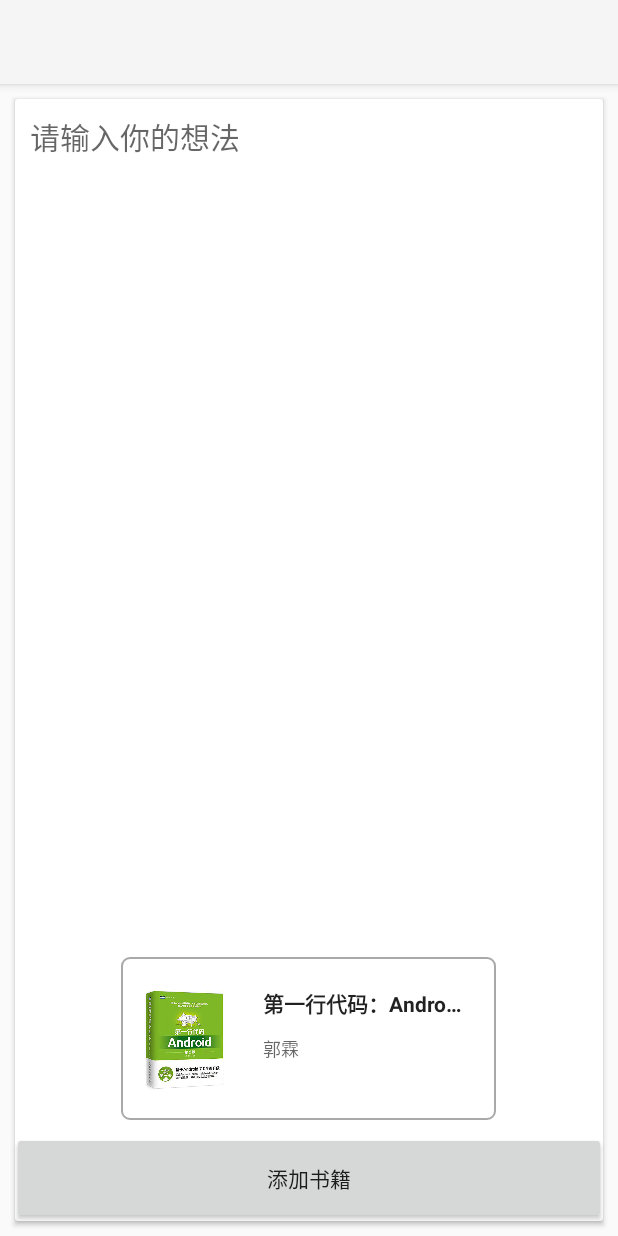
After one commit to xuwenkai357/ShareBookClient, an Android app: the BookDynamicAddActivity screen opened directly, with no data from a screen before it, on a phone screen of 412 x 824 dp. The commit adds this screen. Run offline under Robolectric (Android 15) with nearby library versions, the phone set to English and light mode, and no system bars.

Commit message:
第五次
添加了动态添加页面

```diff
--- a/app/src/main/AndroidManifest.xml
+++ b/app/src/main/AndroidManifest.xml
@@ -47,7 +47,8 @@
         <activity android:name=".ui.activity.BookDetailActivity" />
         <activity android:name=".ui.activity.SearchResultActivity" />
         <activity android:name=".ui.activity.MessageDetailActivity" />
-        <activity android:name=".ui.activity.MessageListActivity"></activity>
+        <activity android:name=".ui.activity.MessageListActivity" />
+        <activity android:name=".ui.activity.BookDynamicAddActivity"></activity>
     </application>
 
 </manifest>
--- /dev/null
+++ b/app/src/main/java/com/zucc/xwk_31401151/sharebookclient/ui/activity/BookDynamicAddActivity.java
@@ -0,0 +1,15 @@
+package com.zucc.xwk_31401151.sharebookclient.ui.activity;
+
+import android.support.v7.app.AppCompatActivity;
+import android.os.Bundle;
+
+import com.zucc.xwk_31401151.sharebookclient.R;
+
+public class BookDynamicAddActivity extends AppCompatActivity {
+
+    @Override
+    protected void onCreate(Bundle savedInstanceState) {
+        super.onCreate(savedInstanceState);
+        setContentView(R.layout.activity_book_dynamic_add);
+    }
+}
--- a/app/src/main/java/com/zucc/xwk_31401151/sharebookclient/ui/adapter/MessageAdapter.java
+++ b/app/src/main/java/com/zucc/xwk_31401151/sharebookclient/ui/adapter/MessageAdapter.java
@@ -2,6 +2,7 @@ package com.zucc.xwk_31401151.sharebookclient.ui.adapter;
 
 import android.content.Context;
 import android.content.Intent;
+import android.graphics.Typeface;
 import android.os.Bundle;
 import android.support.v7.widget.RecyclerView;
 import android.view.LayoutInflater;
@@ -80,6 +81,7 @@ public class MessageAdapter extends RecyclerView.Adapter<RecyclerView.ViewHolder
             ((MessageHolder) holder).tv_message_create_time.setText(message.getCreate_time());
             if (message.getStatus().equals("1")) {
                 ((MessageHolder) holder).iv_point.setVisibility(View.GONE);
+                ((MessageHolder) holder).tv_message_body.setTypeface(null, Typeface.NORMAL);
             }
             holder.itemView.setOnClickListener(new View.OnClickListener() {
                 @Override
--- a/app/src/main/java/com/zucc/xwk_31401151/sharebookclient/ui/fragment/Tab2Fragment.java
+++ b/app/src/main/java/com/zucc/xwk_31401151/sharebookclient/ui/fragment/Tab2Fragment.java
@@ -1,20 +1,32 @@
 package com.zucc.xwk_31401151.sharebookclient.ui.fragment;
 
 
+import android.content.Intent;
 import android.os.Bundle;
 import android.support.v4.app.Fragment;
 import android.view.LayoutInflater;
 import android.view.View;
 import android.view.ViewGroup;
+import android.widget.Button;
 
 import com.zucc.xwk_31401151.sharebookclient.R;
+import com.zucc.xwk_31401151.sharebookclient.ui.activity.BookDynamicAddActivity;
+
+import butterknife.BindView;
+import butterknife.ButterKnife;
+import butterknife.OnClick;
+import butterknife.Unbinder;
 
 
 /**
  * A simple {@link Fragment} subclass.
  */
-public class Tab2Fragment extends Fragment {
+public class Tab2Fragment extends BaseFragment {
 
+
+    @BindView(R.id.btn_add)
+    Button btnAdd;
+    Unbinder unbinder;
 
     public Tab2Fragment() {
         // Required empty public constructor
@@ -25,7 +37,35 @@ public class Tab2Fragment extends Fragment {
     public View onCreateView(LayoutInflater inflater, ViewGroup container,
                              Bundle savedInstanceState) {
         // Inflate the layout for this fragment
-        return inflater.inflate(R.layout.fragment_tab2, container, false);
+        View view = inflater.inflate(R.layout.fragment_tab2, container, false);
+        unbinder = ButterKnife.bind(this, view);
+        return view;
     }
 
+    @Override
+    protected void initRootView(LayoutInflater inflater, ViewGroup container, Bundle savedInstanceState) {
+
+    }
+
+    @Override
+    protected void initEvents() {
+
+    }
+
+    @Override
+    protected void initData(boolean isSavedNull) {
+
+    }
+
+    @Override
+    public void onDestroyView() {
+        super.onDestroyView();
+        unbinder.unbind();
+    }
+
+    @OnClick(R.id.btn_add)
+    public void onViewClicked() {
+        Intent intent = new Intent(getActivity(), BookDynamicAddActivity.class);
+        startActivity(intent);
+    }
 }
--- /dev/null
+++ b/app/src/main/res/drawable/shape_corner.xml
@@ -0,0 +1,9 @@
+<?xml version="1.0" encoding="utf-8"?>
+<shape xmlns:android="http://schemas.android.com/apk/res/android">
+    <solid  />
+    <corners android:topLeftRadius="5dp"
+        android:topRightRadius="5dp"
+        android:bottomRightRadius="5dp"
+        android:bottomLeftRadius="5dp"/>
+    <stroke android:width="1dp" android:color="#A9A9A9" />
+</shape>
--- /dev/null
+++ b/app/src/main/res/layout/activity_book_dynamic_add.xml
@@ -0,0 +1,138 @@
+<?xml version="1.0" encoding="utf-8"?>
+<android.support.design.widget.CoordinatorLayout
+    xmlns:android="http://schemas.android.com/apk/res/android"
+    xmlns:app="http://schemas.android.com/apk/res-auto"
+    xmlns:tools="http://schemas.android.com/tools"
+    android:layout_width="match_parent"
+    android:layout_height="match_parent"
+    android:fitsSystemWindows="true"
+    tools:context=".ui.activity.BookDynamicAddActivity">
+
+    <LinearLayout
+        android:orientation="vertical"
+        android:layout_width="match_parent"
+        android:layout_height="match_parent">
+
+        <android.support.design.widget.AppBarLayout
+            android:layout_width="match_parent"
+            android:layout_height="wrap_content"
+            android:theme="@style/AppTheme.AppBarOverlay">
+
+            <android.support.v7.widget.Toolbar
+                android:id="@+id/toolbar"
+                android:layout_width="match_parent"
+                android:layout_height="wrap_content"
+                android:background="?attr/colorPrimary"
+                android:minHeight="?attr/actionBarSize"
+                app:popupTheme="@style/AppTheme.PopupOverlay" />
+
+        </android.support.design.widget.AppBarLayout>
+
+        <RelativeLayout
+            android:layout_width="match_parent"
+            android:layout_height="match_parent"
+            >
+
+            <LinearLayout
+                android:layout_width="match_parent"
+                android:layout_height="match_parent">
+                <android.support.v7.widget.CardView
+                    android:id="@+id/cardview"
+                    android:layout_width="match_parent"
+                    android:layout_height="match_parent"
+
+                    android:layout_margin="10dp"
+
+                    >
+
+                    <EditText
+                        android:id="@+id/tv_message_body"
+                        android:layout_width="match_parent"
+                        android:layout_height="wrap_content"
+                        android:background="@null"
+                        android:hint="@string/hint_adddynamic"
+                        android:padding="10dp"
+                        android:paddingBottom="10dp"
+                        android:singleLine="false"
+                        android:textColor="#000000"
+                        android:textSize="20dp" />
+                </android.support.v7.widget.CardView>
+            </LinearLayout>
+
+
+            <Button
+                android:id="@+id/btn_add"
+                android:layout_width="match_parent"
+                android:layout_height="wrap_content"
+                android:layout_alignParentBottom="true"
+                android:layout_margin="@dimen/activity_horizontal_margin"
+                android:padding="20dp"
+                android:text="添加书籍" />
+
+            <LinearLayout
+                android:id="@+id/add_book"
+                android:layout_width="250dp"
+                android:layout_height="wrap_content"
+                android:layout_above="@+id/btn_add"
+                android:layout_centerHorizontal="true"
+                android:padding="15dp"
+                android:background="@drawable/shape_corner"
+                android:visibility="visible"
+                >
+                <ImageView
+                android:id="@+id/iv_book_img"
+                android:layout_width="54dp"
+                android:layout_height="78dp"
+                android:scaleType="centerCrop"
+                android:src="@mipmap/s29572743" />
+
+                <LinearLayout
+                    android:layout_width="match_parent"
+                    android:layout_height="match_parent"
+                    android:layout_marginLeft="20dp"
+                    android:orientation="vertical"
+                    >
+
+                    <TextView
+                        android:id="@+id/tv_book_title"
+                        android:layout_width="match_parent"
+                        android:layout_height="wrap_content"
+                        android:ellipsize="end"
+                        android:lines="1"
+                        android:padding="5dp"
+                        android:text="第一行代码：Android（第2版）"
+                        android:textColor="?android:textColorPrimary"
+                        android:textSize="14sp"
+                        android:textStyle="bold" />
+
+
+
+                    <TextView
+                        android:id="@+id/tv_book_info"
+                        android:layout_width="wrap_content"
+                        android:layout_height="wrap_content"
+                        android:maxLines="2"
+                        android:padding="5dp"
+                        android:text="郭霖"
+                        android:textColor="?android:textColorSecondary"
+                        android:textSize="12sp" />
+
+
+                </LinearLayout>
+            </LinearLayout>
+
+
+
+
+
+
+
+
+
+
+            </RelativeLayout>
+
+
+    </LinearLayout>
+
+</android.support.design.widget.CoordinatorLayout>
--- a/app/src/main/res/layout/fragment_tab1.xml
+++ b/app/src/main/res/layout/fragment_tab1.xml
@@ -13,19 +13,24 @@
         android:orientation="vertical">
 
         <de.hdodenhof.circleimageview.CircleImageView
+            android:layout_gravity="center"
             xmlns:app="http://schemas.android.com/apk/res-auto"
             android:id="@+id/iv_userimage"
-            android:layout_width="48dp"
-            android:layout_height="48dp"
-            android:src="@mipmap/ic_launcher"
+            android:layout_width="160dp"
+            android:layout_height="160dp"
+            android:src="@mipmap/photo"
             app:civ_border_width="2dp"
-            app:civ_border_color="#FF000000"/>
+            app:civ_border_color="#FF000000"
+            android:padding="10dp"
+            />
 
         <TextView
             android:layout_width="match_parent"
             android:layout_height="wrap_content"
-            android:text="myname"
+            android:gravity="center_horizontal"
+            android:text="我的昵称"
             android:textSize="30dp"
+            android:padding="5dp"
             android:layout_gravity="center"/>
 
 
@@ -39,11 +44,14 @@
 
             >
             <TextView
+                android:gravity="center_horizontal"
+                android:layout_gravity="center"
                 android:layout_width="match_parent"
                 android:layout_height="match_parent"
                 android:text="@string/mysharebook"
                 android:textSize="25dp"
                 android:paddingBottom="10dp"
+                android:padding="20dp"
                 />
         </android.support.v7.widget.CardView>
 
@@ -58,7 +66,9 @@
                 android:layout_height="match_parent"
                 android:text="@string/myborrow"
                 android:textSize="25dp"
+                android:gravity="center_horizontal"
                 android:paddingBottom="10dp"
+                android:padding="20dp"
                 />
         </android.support.v7.widget.CardView>
 
--- a/app/src/main/res/layout/fragment_tab2.xml
+++ b/app/src/main/res/layout/fragment_tab2.xml
@@ -9,5 +9,10 @@
         android:layout_width="match_parent"
         android:layout_height="match_parent"
         android:text="动态" />
+    <Button
+        android:layout_width="wrap_content"
+        android:layout_height="wrap_content"
+        android:id="@+id/btn_add"
+        android:text="添加"/>
 
 </FrameLayout>
--- a/app/src/main/res/values/strings.xml
+++ b/app/src/main/res/values/strings.xml
@@ -71,4 +71,5 @@
     <string name="title_activity_book_dynamic">BookDynamicActivity</string>
     <string name="mysharebook">我的分享</string>
     <string name="myborrow">我的借阅</string>
+    <string name="hint_adddynamic">请输入你的想法</string>
 </resources>
```
Also changed, not shown: app/src/main/java/com/zucc/xwk_31401151/sharebookclient/ui/adapter/BookDetailAdapter.java (+0 -30 lines), app/src/main/res/mipmap-hdpi/photo.png (added), app/src/main/res/mipmap-hdpi/s29572743.png (added).
